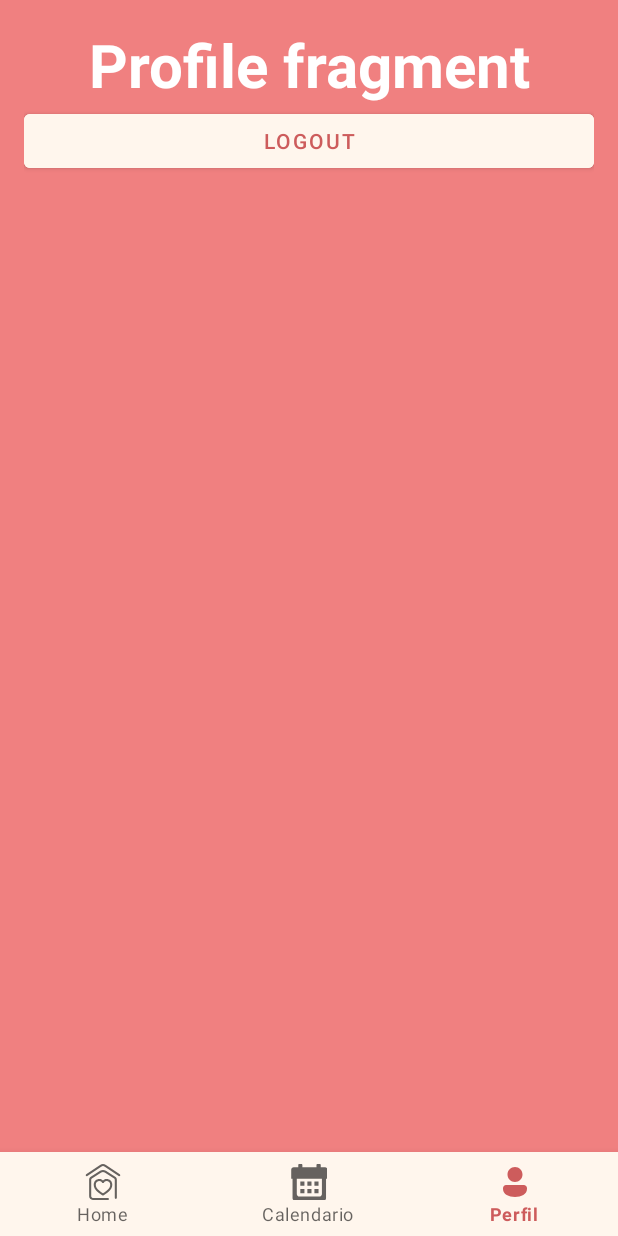
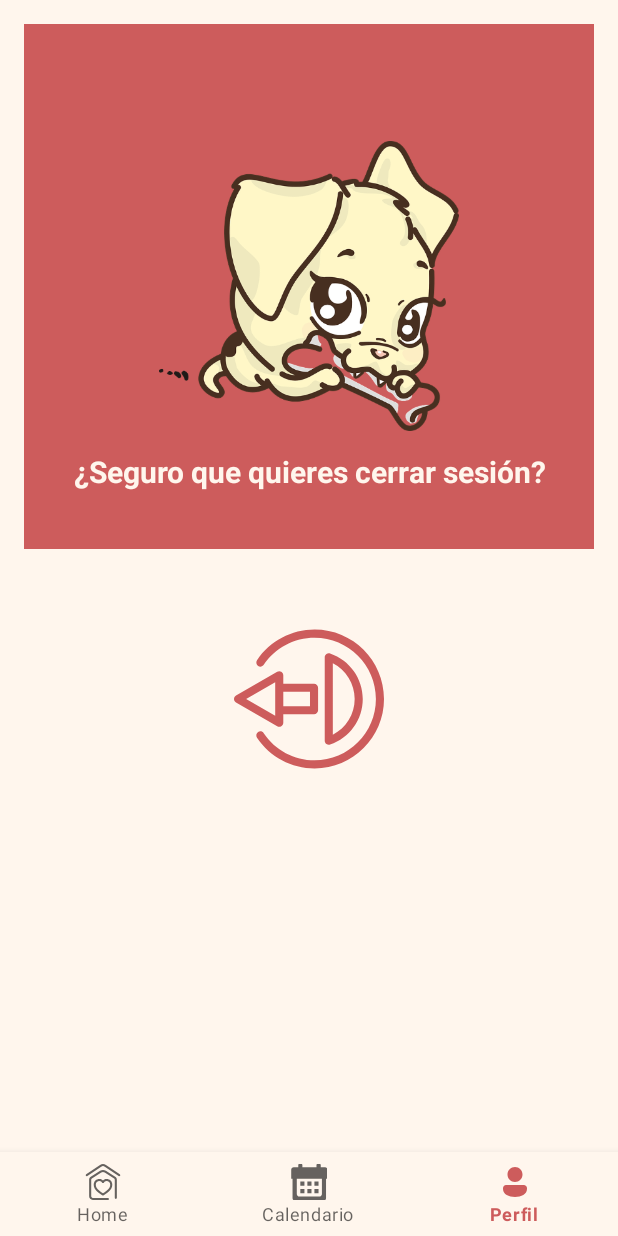
Before and after one commit to Soniamj5/Supet_finalproject, an Android app: the screen it shows after launch once a user with an empty profile is signed in (MainActivity), item 3 of the bottom bar chosen, on a phone screen of 412 x 824 dp. Run offline under Robolectric (Android 15) with nearby library versions, the phone set to English and light mode, and no system bars; our stand-ins replace Firebase (no records; nobody signed in at launch, a user with empty details on screens opened directly).

Commit message:
RegisterActivity changed & ProfileFragment terminated

```diff
--- a/app/src/main/java/com/animalhelpapp/supet_finalproject/fragments/ProfileFragment.java
+++ b/app/src/main/java/com/animalhelpapp/supet_finalproject/fragments/ProfileFragment.java
@@ -8,7 +8,7 @@ import android.util.Log;
 import android.view.LayoutInflater;
 import android.view.View;
 import android.view.ViewGroup;
-import android.widget.Button;
+import android.widget.ImageButton;
 import android.widget.Toast;
 
 import androidx.fragment.app.Fragment;
@@ -20,7 +20,7 @@ import com.google.firebase.auth.FirebaseUser;
 
 public class ProfileFragment extends Fragment {
 
-    Button sign_out;
+    ImageButton sign_out;
     /*firebase*/
     FirebaseAuth.AuthStateListener mAuthStateListener;
 
@@ -38,6 +38,10 @@ public class ProfileFragment extends Fragment {
             /*cerramos sesión*/
             FirebaseAuth.getInstance().signOut();
         });
+
+        /*--------------------Get DATA------------------------*/
+
+
         return view;
     }
 
--- /dev/null
+++ b/app/src/main/res/drawable-v24/logout.xml
@@ -0,0 +1,33 @@
+<vector
+    xmlns:android="http://schemas.android.com/apk/res/android"
+    android:name="vector"
+    android:width="100dp"
+    android:height="100dp"
+    android:viewportWidth="512"
+    android:viewportHeight="512">
+    <path
+        android:name="path"
+        android:pathData="M 13.809 256 L 154.436 337.19 L 154.436 174.809 Z"
+        android:strokeWidth="1"/>
+    <path
+        android:name="path_1"
+        android:pathData="M 273.19 203.873 L 168.245 203.873 L 168.245 174.809 C 168.245 169.875 165.613 165.317 161.341 162.851 C 157.069 160.385 151.805 160.385 147.532 162.851 L 6.904 244.04 C 2.632 246.507 0 251.065 0 255.999 C 0 260.933 2.632 265.491 6.904 267.957 L 147.532 349.148 C 149.668 350.381 152.052 350.998 154.436 350.998 C 156.82 350.998 159.204 350.381 161.34 349.148 C 165.612 346.682 168.244 342.124 168.244 337.19 L 168.244 308.126 L 273.19 308.126 C 280.815 308.126 286.999 301.944 286.999 294.317 L 286.999 217.68 C 286.998 210.055 280.815 203.873 273.19 203.873 Z M 140.628 313.274 L 41.426 256 L 140.628 198.725 L 140.628 313.274 Z M 259.381 280.51 L 168.245 280.51 L 168.245 231.49 L 259.381 231.49 L 259.381 280.51 Z"
+        android:fillColor="#cd5c5c"
+        android:strokeWidth="1"/>
+    <path
+        android:name="path_2"
+        android:pathData="M 323.513 113.414 L 323.513 398.584 C 382.931 378.451 425.696 322.219 425.696 255.998 C 425.696 189.777 382.932 133.547 323.513 113.414 Z"
+        android:strokeWidth="1"/>
+    <group android:name="group">
+        <path
+            android:name="path_3"
+            android:pathData="M 323.515 412.393 C 320.665 412.393 317.845 411.511 315.467 409.807 C 311.851 407.214 309.705 403.035 309.705 398.585 L 309.705 113.415 C 309.705 108.965 311.851 104.786 315.467 102.193 C 319.082 99.601 323.729 98.909 327.944 100.337 C 394.672 122.948 439.505 185.503 439.505 256 C 439.505 326.497 394.671 389.052 327.944 411.664 C 326.499 412.152 325.002 412.393 323.515 412.393 Z M 337.322 134.178 L 337.322 377.82 C 382.608 354.749 411.888 307.968 411.888 255.998 C 411.888 204.028 382.608 157.25 337.322 134.178 Z"
+            android:fillColor="#cd5c5c"
+            android:strokeWidth="1"/>
+        <path
+            android:name="path_4"
+            android:pathData="M 275.184 492.816 C 196.187 492.816 122.674 453.626 78.534 387.982 C 74.28 381.654 75.96 373.073 82.289 368.819 C 88.617 364.562 97.198 366.244 101.454 372.572 C 140.453 430.572 205.399 465.2 275.185 465.2 C 390.537 465.2 484.384 371.354 484.384 256.001 C 484.384 140.648 390.536 46.801 275.184 46.801 C 205.398 46.801 140.453 81.429 101.453 139.429 C 97.197 145.757 88.615 147.438 82.288 143.182 C 75.96 138.926 74.279 130.347 78.533 124.019 C 122.673 58.375 196.187 19.185 275.183 19.185 C 405.764 19.184 512 125.42 512 256 C 512 386.58 405.765 492.816 275.184 492.816 Z"
+            android:fillColor="#cd5c5c"
+            android:strokeWidth="1"/>
+    </group>
+</vector>
--- /dev/null
+++ b/app/src/main/res/drawable/ic_edit_24.xml
@@ -0,0 +1,5 @@
+<vector android:height="24dp" android:tint="@color/indian_red"
+    android:viewportHeight="24" android:viewportWidth="24"
+    android:width="24dp" xmlns:android="http://schemas.android.com/apk/res/android">
+    <path android:fillColor="@android:color/white" android:pathData="M3,17.25V21h3.75L17.81,9.94l-3.75,-3.75L3,17.25zM20.71,7.04c0.39,-0.39 0.39,-1.02 0,-1.41l-2.34,-2.34c-0.39,-0.39 -1.02,-0.39 -1.41,0l-1.83,1.83 3.75,3.75 1.83,-1.83z"/>
+</vector>
--- a/app/src/main/res/layout/fragment_profile.xml
+++ b/app/src/main/res/layout/fragment_profile.xml
@@ -5,7 +5,7 @@
     android:layout_width="match_parent"
     android:layout_height="match_parent"
     tools:context=".fragments.ProfileFragment"
-    android:background="@color/light_coral"
+    android:background="@color/cream"
     android:orientation="vertical">
 
     <ScrollView
@@ -25,25 +25,51 @@
             android:layout_marginStart="16dp"
             android:layout_marginEnd="16dp">
 
-            <TextView
-                android:id="@+id/textView"
+
+            <RelativeLayout
                 android:layout_width="match_parent"
-                android:layout_height="wrap_content"
-                android:gravity="center"
-                android:text="@string/profile_fragment"
-                android:textColor="@color/white"
-                android:textSize="40sp"
-                android:textStyle="bold"
-                tools:ignore="TextContrastCheck" />
+                android:layout_height="350dp"
+                android:background="@color/indian_red"
+                android:padding="20dp">
 
-            <Button
+                <ImageView
+                    android:id="@+id/profile_pic"
+                    android:layout_width="200dp"
+                    android:layout_height="200dp"
+                    android:layout_centerVertical="true"
+                    android:layout_centerHorizontal="true"
+                    android:contentDescription="@string/profile_pic"
+                    android:src="@mipmap/profile_pic" />
+
+                <EditText
+                    android:id="@+id/profile_petName"
+                    android:layout_width="match_parent"
+                    android:layout_height="wrap_content"
+                    android:layout_below="@id/profile_pic"
+                    android:layout_alignParentEnd="true"
+                    android:layout_centerInParent="true"
+                    android:backgroundTint="@android:color/transparent"
+                    android:ems="10"
+                    android:hint="@string/profile_logout"
+                    android:importantForAutofill="no"
+                    android:inputType="textPersonName"
+                    android:textColor="@color/cream"
+                    android:textColorHint="@color/cream"
+                    android:textSize="20sp"
+                    android:textStyle="bold"
+                    android:gravity="center"/>
+            </RelativeLayout>
+
+            <ImageButton
                 android:id="@+id/sign_out"
                 android:layout_width="match_parent"
                 android:layout_height="wrap_content"
-                android:backgroundTint="@color/cream"
-                android:gravity="center"
-                android:text="@string/logout_btn"
-                android:textColor="@color/indian_red" />
+                android:contentDescription="@string/logout_btn"
+                android:maxWidth="200dp"
+                android:maxHeight="200dp"
+                android:src="@drawable/logout"
+                android:backgroundTint="@android:color/transparent"
+                android:layout_marginTop="40dp"/>
         </LinearLayout>
     </ScrollView>
 
--- a/app/src/main/res/values/strings.xml
+++ b/app/src/main/res/values/strings.xml
@@ -5,7 +5,7 @@
     <string name="calendar_icon">Calendario</string>
     <string name="add">Add</string>
     <string name="reg_txv">Complete los siguientes datos:</string>
-    <string name="reg_name">Nombre</string>
+    <string name="reg_name">Nombre usuario</string>
     <string name="reg_email">Correo</string>
     <string name="reg_pass1">Contraseña</string>
     <string name="reg_pass2">Repita la contraseña</string>
@@ -26,4 +26,7 @@
     <string name="calendar_fragment">Calendar fragment</string>
     <string name="profile_fragment">Profile fragment</string>
     <string name="calendar_btn">Crear Evento</string>
+    <string name="profile_pic">Imagen de perfil</string>
+    <string name="profile_petName">Nombre mascota</string>
+    <string name="profile_logout">¿Seguro que quieres cerrar sesión?</string>
 </resources>
```
Also changed, not shown: app/build.gradle (+5 -2 lines), app/src/main/java/com/animalhelpapp/supet_finalproject/account/RegisterActivity.java (+7 -5 lines), app/src/main/res/drawable/ic_pets_24.xml (added, +9 -0 lines), app/src/main/res/layout/activity_register.xml (+39 -18 lines), app/src/main/res/mipmap-xhdpi/profile_pic.png (added).
